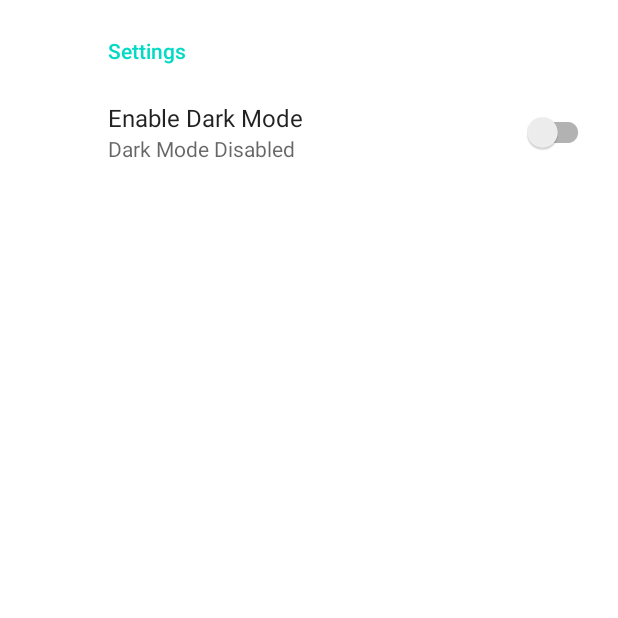
After one commit to b4stYgp/LogoLink, an Android app: the SettingsActivity screen opened directly, with no data from a screen before it, on a phone screen of 412 x 824 dp, the top half of it. The commit adds this screen. Run offline under Robolectric (Android 15) with nearby library versions, the phone set to English and light mode, and no system bars; our stand-ins replace androidx.preference; 1 statement that could not run was skipped.

Commit message:
settings

```diff
--- a/app/build.gradle
+++ b/app/build.gradle
@@ -37,6 +37,7 @@ dependencies {
     implementation 'androidx.appcompat:appcompat:1.3.1'
     implementation 'com.google.android.material:material:1.4.0'
     implementation 'androidx.constraintlayout:constraintlayout:2.1.1'
+    implementation 'androidx.preference:preference:1.1.1'
     testImplementation 'junit:junit:4.+'
     androidTestImplementation 'androidx.test.ext:junit:1.1.3'
     androidTestImplementation 'androidx.test.espresso:espresso-core:3.4.0'
--- a/app/src/main/AndroidManifest.xml
+++ b/app/src/main/AndroidManifest.xml
@@ -10,6 +10,10 @@
         android:supportsRtl="true"
         android:theme="@style/Theme.LogoLink">
         <activity
+            android:name=".SettingsActivity"
+            android:exported="true"
+            android:label="@string/title_activity_settings" />
+        <activity
             android:name=".MainActivity"
             android:exported="true">
             <intent-filter>
--- /dev/null
+++ b/app/src/main/java/com/dis/logolink/gui/SettingsActivity.kt
@@ -0,0 +1,42 @@
+package com.dis.logolink.gui
+
+import android.os.Bundle
+import androidx.appcompat.app.AppCompatActivity
+import androidx.appcompat.app.AppCompatDelegate
+import androidx.preference.PreferenceFragmentCompat
+import androidx.preference.SwitchPreferenceCompat
+
+class SettingsActivity : AppCompatActivity() {
+
+    override fun onCreate(savedInstanceState: Bundle?) {
+        super.onCreate(savedInstanceState)
+        setContentView(R.layout.settings_activity)
+        if (savedInstanceState == null) {
+            supportFragmentManager
+                .beginTransaction()
+                .replace(R.id.settings, SettingsFragment())
+                .commit()
+        }
+        supportActionBar?.setDisplayHomeAsUpEnabled(true)
+    }
+
+    class SettingsFragment : PreferenceFragmentCompat() {
+        override fun onCreatePreferences(savedInstanceState: Bundle?, rootKey: String?) {
+            setPreferencesFromResource(R.xml.root_preferences, rootKey)
+
+            val darkMode: SwitchPreferenceCompat? = findPreference("dark_mode")
+
+            //enable dark mode
+            if(darkMode!!.isChecked) {
+                AppCompatDelegate.setDefaultNightMode(AppCompatDelegate.MODE_NIGHT_YES)
+                darkMode.summaryOn
+            }
+            //disable dark mode
+            else{
+                AppCompatDelegate.setDefaultNightMode(AppCompatDelegate.MODE_NIGHT_NO)
+                darkMode.summaryOff
+            }
+
+        }
+    }
+}
--- /dev/null
+++ b/app/src/main/res/layout/settings_activity.xml
@@ -0,0 +1,9 @@
+<LinearLayout xmlns:android="http://schemas.android.com/apk/res/android"
+    android:layout_width="match_parent"
+    android:layout_height="match_parent">
+
+    <FrameLayout
+        android:id="@+id/settings"
+        android:layout_width="match_parent"
+        android:layout_height="match_parent" />
+</LinearLayout>
--- a/app/src/main/res/values-night/themes.xml
+++ b/app/src/main/res/values-night/themes.xml
@@ -1,6 +1,6 @@
 <resources xmlns:tools="http://schemas.android.com/tools">
     <!-- Base application theme. -->
-    <style name="Theme.LogoLink" parent="Theme.MaterialComponents.DayNight.DarkActionBar">
+    <style name="Theme.LogoLink" parent="Theme.MaterialComponents.DayNight.NoActionBar">
         <!-- Primary brand color. -->
         <item name="colorPrimary">@color/purple_200</item>
         <item name="colorPrimaryVariant">@color/purple_700</item>
--- /dev/null
+++ b/app/src/main/res/values/arrays.xml
@@ -0,0 +1,3 @@
+<resources>
+
+</resources>
--- a/app/src/main/res/values/strings.xml
+++ b/app/src/main/res/values/strings.xml
@@ -1,7 +1,16 @@
 <resources>
+    <!-- MainActivity GUI -->
     <string name="app_name">LogoLink</string>
     <string name="btn_continue">Continue</string>
     <string name="btn_levels">Levels</string>
     <string name="btn_profiles">Profiles</string>
     <string name="btn_settings">Settings</string>
+    <string name="title_activity_settings">SettingsActivity</string>
+
+    <!-- SettingsActivity -->
+    <string name="settings_header">Settings</string>
+
+    <string name="darkMode_Title">Enable Dark Mode</string>
+    <string name="darkMode_SummaryON">Dark Mode Enabled</string>
+    <string name="darkMode_SummaryOFF">Dark Mode Disabled</string>
 </resources>
--- a/app/src/main/res/values/themes.xml
+++ b/app/src/main/res/values/themes.xml
@@ -1,6 +1,6 @@
 <resources xmlns:tools="http://schemas.android.com/tools">
     <!-- Base application theme. -->
-    <style name="Theme.LogoLink" parent="Theme.MaterialComponents.DayNight.DarkActionBar">
+    <style name="Theme.LogoLink" parent="Theme.MaterialComponents.DayNight.NoActionBar">
         <!-- Primary brand color. -->
         <item name="colorPrimary">@color/purple_500</item>
         <item name="colorPrimaryVariant">@color/purple_700</item>
--- /dev/null
+++ b/app/src/main/res/xml/root_preferences.xml
@@ -0,0 +1,16 @@
+<PreferenceScreen xmlns:app="http://schemas.android.com/apk/res-auto"
+    xmlns:android="http://schemas.android.com/apk/res/android">
+
+    <PreferenceCategory app:title="@string/settings_header">
+
+            <SwitchPreferenceCompat
+                app:key="dark_mode"
+                app:summaryOff="@string/darkMode_SummaryOFF"
+                app:summaryOn="@string/darkMode_SummaryON"
+                app:title="@string/darkMode_Title"
+                />
+
+    </PreferenceCategory>
+
+
+</PreferenceScreen>
```
Also changed, not shown: app/src/main/java/com/dis/logolink/gui/MainActivity.kt (+15 -0 lines).
